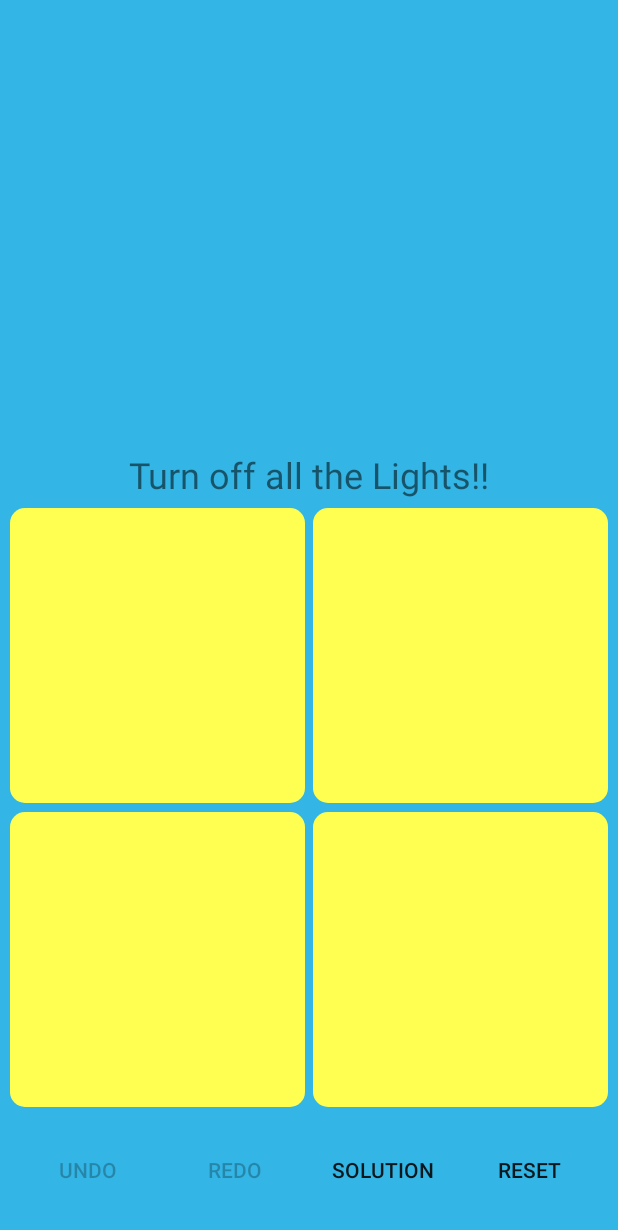
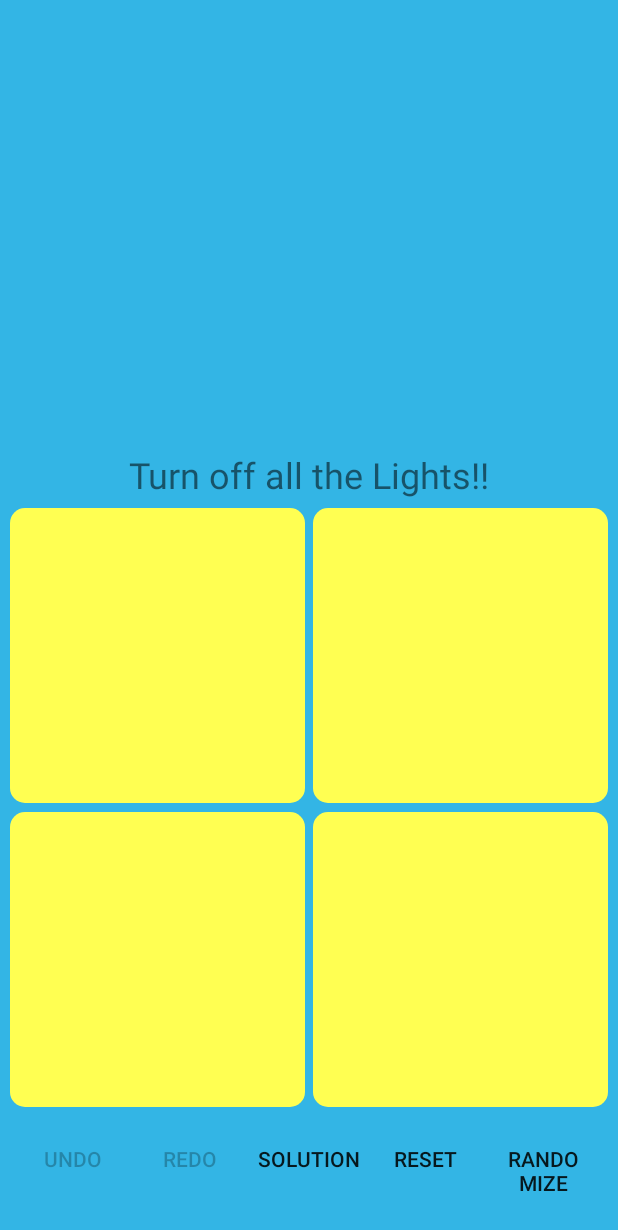
Before and after one commit to hogeleka/lights_out_android, an Android app: the GameGridActivity screen opened directly, with no data from a screen before it, after a tap on "RESET", on a phone screen of 412 x 824 dp. Shown: the top 1230 px of the screen. Run offline under Robolectric (Android 15) with nearby library versions, the light colour scheme and no system bars; our stand-ins replace data binding.

Commit message:
added randomize functionality

```diff
--- a/app/src/main/java/com/algorithmandblues/lightsout/GameGridActivity.java
+++ b/app/src/main/java/com/algorithmandblues/lightsout/GameGridActivity.java
@@ -40,6 +40,7 @@ public class GameGridActivity extends AppCompatActivity {
     private Button redo;
     private Button reset;
     private Button showSolution;
+    private Button randomize;
     private LinearLayout gameButtonsHolder;
     private RelativeLayout gameTextHolder;
 
@@ -139,6 +140,7 @@ public class GameGridActivity extends AppCompatActivity {
         createRedoButton();
         createResetButton();
         createShowSolutionButton();
+        createRandomizeButton();
     }
 
     @Override
@@ -243,10 +245,8 @@ public class GameGridActivity extends AppCompatActivity {
         try {
             if (gameInstance.getIsShowingSolution()) {
                 gameInstance.unHighlightSolution(SolutionProvider.getSolution(gameInstance.getDimension(), gameInstance.getToggledBulbs()));
-//                showSolution.setBackgroundColor(getResources().getColor(R.color.Transparent));
             } else {
                 gameInstance.highlightSolution(SolutionProvider.getSolution(gameInstance.getDimension(), gameInstance.getToggledBulbs()));
-//                showSolution.setBackgroundColor(getResources().getColor(R.color.BULB_ON_COLOR));
             }
 
         } catch (UnknownSolutionException e) {
@@ -262,10 +262,26 @@ public class GameGridActivity extends AppCompatActivity {
     }
 
     private void handleResetClick() {
-        if(gameInstance.getIsShowingSolution()) {
+        this.undoShowSolutionIfNeeded();
+        gameInstance.resetBoardToState(gameInstance.getOriginalStartState());
+    }
+
+
+    private void createRandomizeButton() {
+        randomize = (Button) findViewById(R.id.randomize_state);
+        randomize.setOnClickListener(v -> handleRandomizeClick());
+    }
+
+    private void handleRandomizeClick() {
+        this.undoShowSolutionIfNeeded();
+        gameInstance.setOriginalStartState(this.getRandomOriginalStartState(gameInstance.getDimension()));
+        gameInstance.resetBoardToState(gameInstance.getOriginalStartState());
+    }
+
+    private void undoShowSolutionIfNeeded() {
+        if (gameInstance.getIsShowingSolution()) {
             showSolution.callOnClick();
         }
-        gameInstance.resetBoardToOriginalStartState();
     }
 
     private void returnToLevelSelector() {
--- a/app/src/main/java/com/algorithmandblues/lightsout/GameInstance.java
+++ b/app/src/main/java/com/algorithmandblues/lightsout/GameInstance.java
@@ -78,8 +78,6 @@ public class GameInstance extends BaseObservable {
         } else {
             params.leftMargin = BULB_GAP / 2;
         }
-//        params.rightMargin = BULB_GAP / 2;
-//        params.leftMargin = BULB_GAP / 2;
 
         if (r == dimension - 1) {
             params.bottomMargin = BULB_GAP;
@@ -143,8 +141,6 @@ public class GameInstance extends BaseObservable {
 
         this.updateIndividualBulbStatus();
         this.setIsGameOver(this.checkIfAllLightsAreOff());
-//        this.isGameOver = this.checkIfAllLightsAreOff();
-//        String gameOverText = this.getIsGameOver() ? GAME_IS_OVER : GAME_IS_NOT_OVER;
         this.setGameOverText(this.getIsGameOver() ? GAME_IS_OVER : GAME_IS_NOT_OVER);
         if (this.getIsShowingSolution() && this.getIsGameOver()) {
             this.unHighlightAllBulbs();
@@ -233,8 +229,8 @@ public class GameInstance extends BaseObservable {
         this.clearRedoStack();
     }
 
-    public void resetBoardToOriginalStartState() {
-        this.toggledBulbs = Arrays.copyOf(this.originalStartState, this.dimension * this.dimension);
+    public void resetBoardToState(byte[] state) {
+        this.toggledBulbs = Arrays.copyOf(state, this.dimension * this.dimension);
         this.clearUndoStack();
         this.clearRedoStack();
         this.setStartState();
--- a/app/src/main/res/layout/activity_game_grid.xml
+++ b/app/src/main/res/layout/activity_game_grid.xml
@@ -66,21 +66,21 @@
                     android:id="@+id/undo_button"
                     android:layout_width="0dp"
                     android:layout_height="wrap_content"
-                    android:layout_weight="0.25"
+                    android:layout_weight="0.20"
                     android:text="@string/undo"
                     android:enabled="@{!gameinstance.isUndoStackEmpty}"/>
                 <Button
                     android:id="@+id/redo_button"
                     android:layout_width="0dp"
                     android:layout_height="wrap_content"
-                    android:layout_weight="0.25"
+                    android:layout_weight="0.20"
                     android:text="@string/redo"
                     android:enabled="@{!gameinstance.isRedoStackEmpty}"/>
                 <Button
                     android:id="@+id/solution"
                     android:layout_width="0dp"
                     android:layout_height="wrap_content"
-                    android:layout_weight="0.25"
+                    android:layout_weight="0.20"
                     android:enabled="@{!gameinstance.isGameOver}"
                     android:background="@{(gameinstance.isShowingSolution &amp;&amp; !gameinstance.isGameOver) ? @color/BULB_ON_COLOR : @color/Transparent}"
                     android:text="@string/solution"/>
@@ -88,8 +88,14 @@
                     android:id="@+id/reset_to_original_start_state"
                     android:layout_width="0dp"
                     android:layout_height="wrap_content"
-                    android:layout_weight="0.25"
+                    android:layout_weight="0.20"
                     android:text="@string/reset"/>
+                <Button
+                    android:id="@+id/randomize_state"
+                    android:layout_width="0dp"
+                    android:layout_height="wrap_content"
+                    android:layout_weight="0.20"
+                    android:text="@string/randomize"/>
             </LinearLayout>
         </RelativeLayout>
     </RelativeLayout>
--- a/app/src/main/res/values/strings.xml
+++ b/app/src/main/res/values/strings.xml
@@ -36,4 +36,5 @@
     <string name="turn_off_all_the_lights">Turn off all the Lights!!</string>
     <string name="play">Play</string>
     <string name="all_lights_off">All lights are off!</string>
+    <string name="randomize">Randomize</string>
 </resources>
```
Also changed, not shown: 1 other file.
